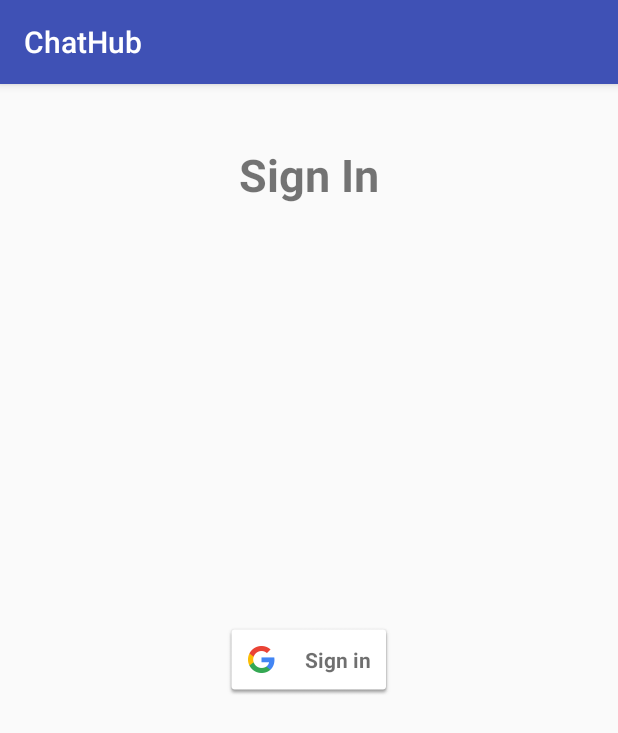
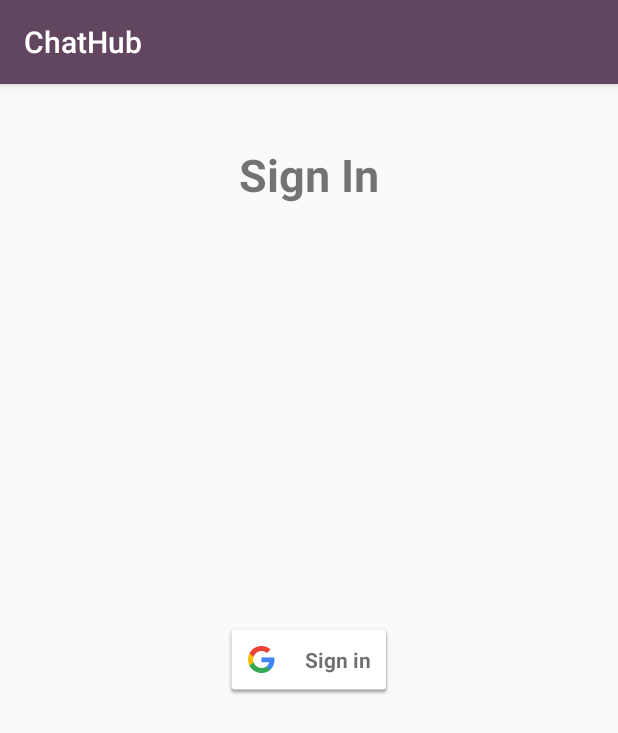
Before and after one commit to tntse/chathub-final, an Android app: the screen it shows after launch (SignInActivity), on a phone screen of 412 x 824 dp. Shown: the top 733 px of the screen. Run offline under Robolectric (Android 15) with nearby library versions, the phone set to English and light mode, and no system bars; our stand-ins replace Firebase (no records; nobody signed in at launch, a user with empty details on screens opened directly); libraries missing offline, so code that uses them is left out: android.support.v7.

Commit message:
Changed gitignore to ignore google-services.json and added slack colors

```diff
--- a/app/src/main/res/values/colors.xml
+++ b/app/src/main/res/values/colors.xml
@@ -1,7 +1,7 @@
 <?xml version="1.0" encoding="utf-8"?>
 <resources>
-    <color name="colorPrimary">#3F51B5</color>
-    <color name="colorPrimaryDark">#303F9F</color>
+    <color name="colorPrimary">#62455F</color>
+    <color name="colorPrimaryDark">#4D394B</color>
     <color name="colorAccent">#FF9800</color>
     <color name="colorTitle">#212121</color>
     <color name="colorMessageBackground">#ffaabbff</color>
```
Also changed, not shown: 1 other file.
